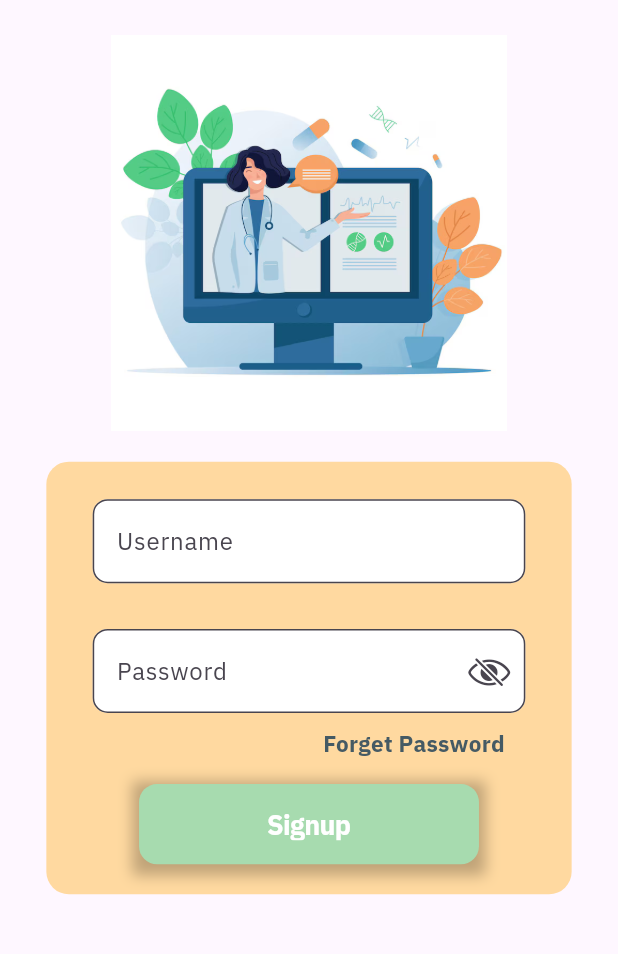
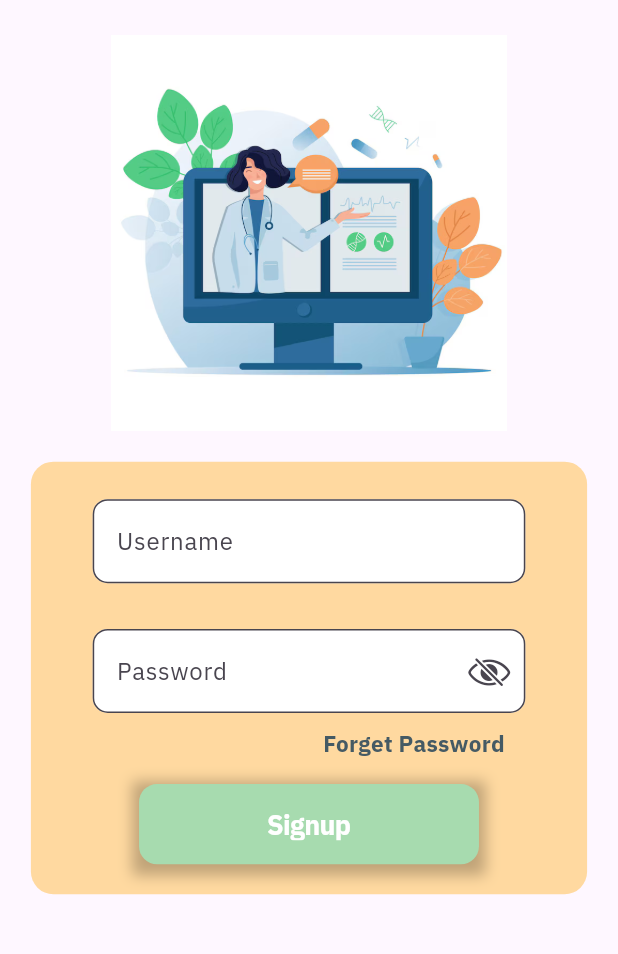
Before and after one commit to SIVANESANTN31/TRACHCARE, a Flutter app: the screen it shows after launch, after a tap on "Doctor", on a phone screen of 412 x 824 dp, the part 195-1149 px from its top. Run offline on Flutter 3.47's test engine with Material 3 defaults, Android fonts, the phone set to English and light mode, and no system bars; our stand-ins replace animate_do, carousel_slider, chewie, gap, google_fonts and 4 more; missing offline and left inert: dart:ffi, pull_down_button, video_thumbnail.

Commit message:
feat :Diimension is add to some pags
Diimension in replaceing with the sizer packages

```diff
--- a/trachcare/lib/Screens/started/WelcomePage.dart
+++ b/trachcare/lib/Screens/started/WelcomePage.dart
@@ -9,6 +9,7 @@ import "package:trachcare/Screens/AuthScreens/PatientLogin.dart";
 import "package:trachcare/components/Titlebox.dart";
 import "package:trachcare/components/custom_button.dart";
 import "package:trachcare/style/colors.dart";
+import "package:trachcare/style/utils/Dimention.dart";
 
 class Welcome_page extends StatefulWidget {
   const Welcome_page({super.key});
@@ -27,6 +28,7 @@ void Admin(){
 
 }
 
+Dimentions dn = new Dimentions(context);
 
 
     var Screen_Size = MediaQuery.of(context).size;
@@ -60,10 +62,11 @@ void Admin(){
                         Navigator.push(
     context,
     MaterialPageRoute(builder: (context) => DoctorLogin()));
+
                     },
                     child: Container(
-                      width: 130,
-                      height: 130,
+                      width: dn.width(37),
+                      height: dn.height(17),
                       decoration: BoxDecoration(
                           gradient: LinearGradient(
                             colors: [Color(0XFFA7DBAF), Color(0XFFD2EFD7)],
@@ -105,8 +108,9 @@ void Admin(){
   );
                     },
                     child: Container(
-                      width: 130,
-                      height: 130,
+                      width: dn.width(37),
+
+                      height: dn.height(17),
                       decoration: BoxDecoration(
                           gradient: LinearGradient(
                             colors: [Color(0XFFFFD9A0), Color(0XFFFFEDD2)],
--- a/trachcare/lib/components/Loginform.dart
+++ b/trachcare/lib/components/Loginform.dart
@@ -6,6 +6,8 @@ import "package:sizer/sizer.dart";
 import "package:trachcare/Api/DataStore/Datastore.dart";
 import "package:trachcare/components/custom_button.dart";
 import "package:trachcare/style/colors.dart";
+
+import "../style/utils/Dimention.dart";
 
 class loginForm extends StatefulWidget {
   final Singup_button;
@@ -27,11 +29,11 @@ LoginDataStore store = LoginDataStore();
     bool visiblilty = true;
   @override
   Widget build(BuildContext context) {
-
+Dimentions dn = new Dimentions(context);
 
     return Container(
-      width: 85.w,
-      height: 35.h,
+      width: dn.width(90),
+      height: dn.height(35),
       decoration: BoxDecoration(
           color: loginFormcolor, borderRadius: BorderRadius.circular(15)),
       child: Padding(
--- a/trachcare/lib/style/utils/Dimention.dart
+++ b/trachcare/lib/style/utils/Dimention.dart
@@ -15,11 +15,11 @@ class Dimentions {
   }
 
   double  width(double width){
-    return width *size_w /100;
+    return width/100 *size_w ;
 
   }
   double height(double height){
-    return height *size_w /100;
+    return height/100 *size_h;
 
   }
 
```
